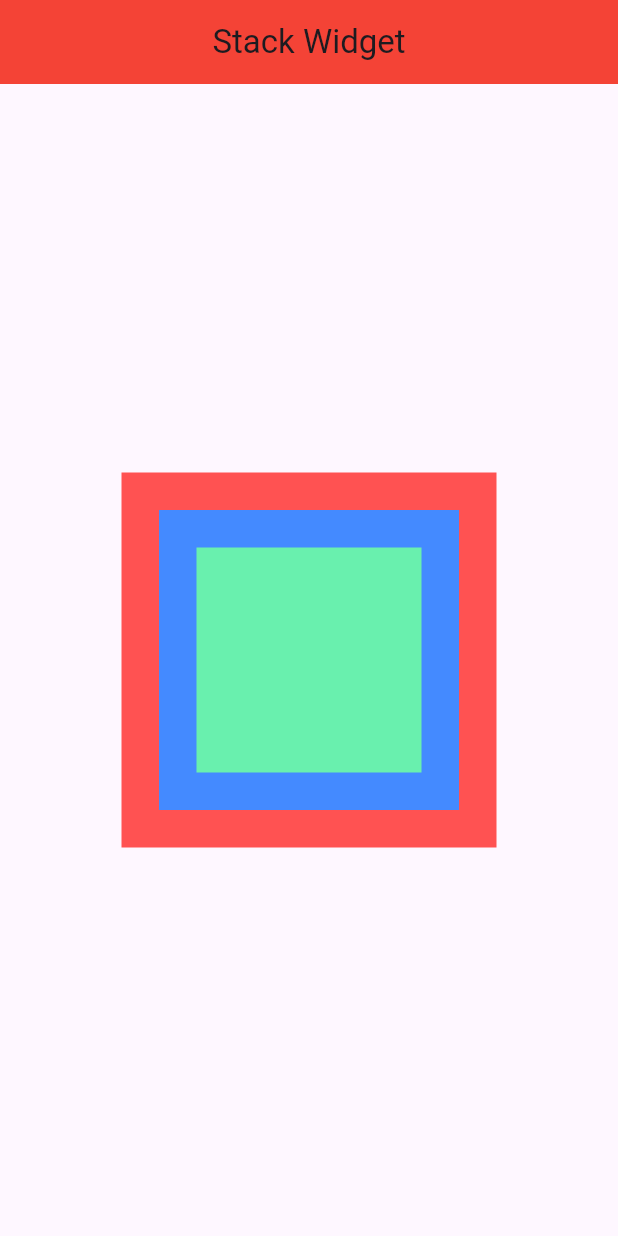
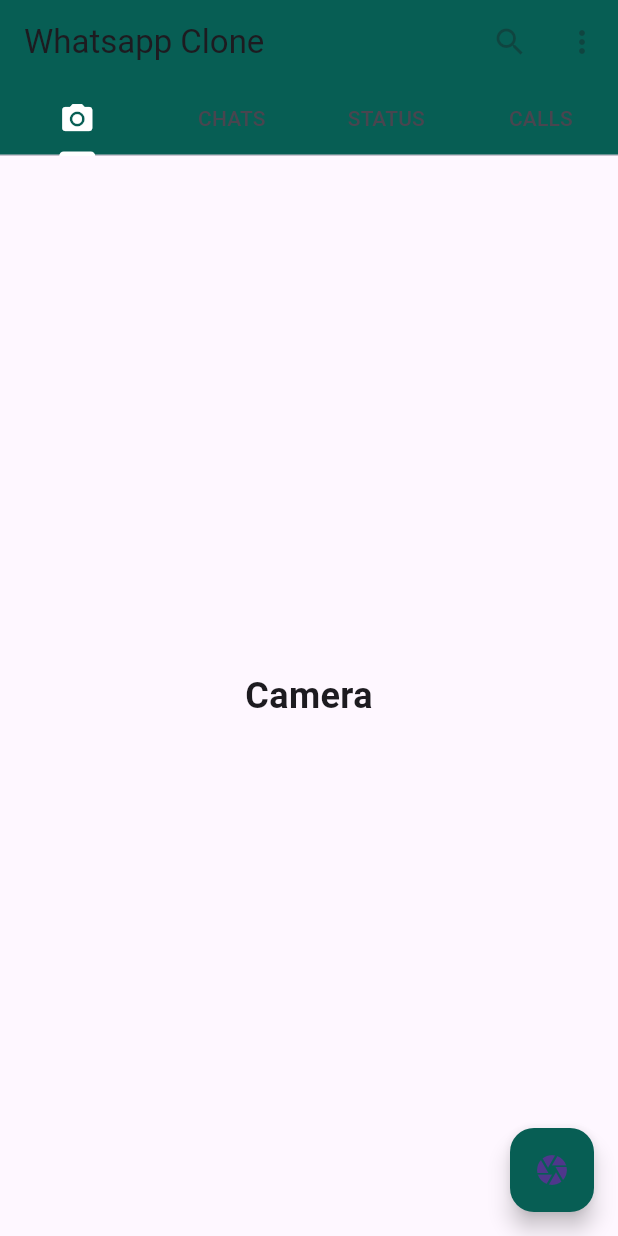
Before and after one commit to cygon23/flutter_play_ground, a Flutter app: the screen it shows after launch, on a phone screen of 412 x 824 dp. Run offline on Flutter 3.47's test engine with Material 3 defaults, Android fonts, the light colour scheme and no system bars.

Commit message:
whatsapp ui complete

```diff
--- a/lib/main.dart
+++ b/lib/main.dart
@@ -1,6 +1,7 @@
 import 'package:flutter/material.dart';
 import 'package:flutter_play_ground/screen/bottomnavigationwidget.dart';
 import 'package:flutter_play_ground/screen/stackwidget.dart';
+import 'package:flutter_play_ground/screen/whatsappui.dart';
 //import 'package:flutter_play_ground/screen/cardwidget.dart';
 //import 'package:flutter_play_ground/screen/drawerwidget.dart';
 // import 'package:flutter_play_ground/screen/navigatorpage.dart';
@@ -29,8 +30,8 @@
       debugShowCheckedModeBanner: false,
       title: 'Flutter Demo',
       theme: ThemeData(
-        // colorScheme: ColorScheme.fromSeed(seedColor: Colors.red),
-        primarySwatch: Colors.red
+        // colorScheme: ColorScheme.fromSeed(seedColor: Colors.white),
+        // primarySwatch: Colors.red
       ),
       // home: Homepage(),
       // home: ScafoldLearn(),
@@ -46,7 +47,8 @@
       // home: Cardwidget(),
       // home:Drawerwidget()
       // home: Bottomnavigationwidget(),
-      home: Stackwidget(),
+      // home: Stackwidget(),
+      home: Whatsapui()
     );
   }
 }
--- /dev/null
+++ b/lib/model/chatmodel.dart
@@ -0,0 +1,46 @@
+class Chatmodel {
+  final String name;
+  final String message;
+  final String time;
+  final String avatar;
+
+  Chatmodel({
+    required this.name,
+    required this.message,
+    required this.time,
+    required this.avatar,
+  });
+}
+
+List<Chatmodel> dummyData = [
+  Chatmodel(
+    name: 'Jessica',
+    message: 'Hey, how are you doing?',
+    time: '10:30 AM',
+    avatar: 'assets/pexels-sebastiaan9977-1097456.jpg',
+  ),
+  Chatmodel(
+    name: 'Michael',
+    message: 'Let\'s grab lunch tomorrow.',
+    time: '11:15 AM',
+    avatar: 'assets/pexels-sebastiaan9977-1097456.jpg',
+  ),
+  Chatmodel(
+    name: 'Sarah',
+    message: 'Can you send me the report?',
+    time: '12:00 PM',
+    avatar: 'assets/pexels-sebastiaan9977-1097456.jpg',
+  ),
+  Chatmodel(
+    name: "John Doe",
+    message: "Hey, how are you?",
+    time: "10:00 AM",
+    avatar: "assets/pexels-sebastiaan9977-1097456.jpg",
+  ),
+  Chatmodel(
+    name: "Jane Smith",
+    message: "Let's catch up later.",
+    time: "10:05 AM",
+    avatar: "assets/pexels-sebastiaan9977-1097456.jpg",
+  ),
+];
--- /dev/null
+++ b/lib/screen/whatsapp/camera_widget.dart
@@ -0,0 +1,27 @@
+import 'package:flutter/material.dart';
+
+class CameraWidget extends StatefulWidget {
+  const CameraWidget({super.key});
+
+  @override
+  State<CameraWidget> createState() => _CameraWidgetState();
+}
+
+class _CameraWidgetState extends State<CameraWidget> {
+  @override
+  Widget build(BuildContext context) {
+    return Scaffold(
+      floatingActionButton: FloatingActionButton(
+        backgroundColor: Color(0xff075e54),
+        onPressed: () {},
+        child: Icon(Icons.camera),
+      ),
+      body: Center(
+        child: Text(
+          "Camera",
+          style: TextStyle(fontWeight: FontWeight.bold, fontSize: 24),
+        ),
+      ),
+    );
+  }
+}
--- /dev/null
+++ b/lib/screen/whatsappui.dart
@@ -0,0 +1,64 @@
+import 'package:flutter/material.dart';
+import 'package:flutter_play_ground/model/chatmodel.dart';
+import 'package:flutter_play_ground/screen/whatsapp/call_widget.dart';
+import 'package:flutter_play_ground/screen/whatsapp/camera_widget.dart';
+// import 'package:flutter_play_ground/screen/whatsapp/chart_widget.dart';
+import 'package:flutter_play_ground/screen/whatsapp/status_widget.dart';
+
+class Whatsapui extends StatefulWidget {
+  const Whatsapui({super.key});
+
+  @override
+  State<Whatsapui> createState() => _WhatsapuiState();
+}
+
+class _WhatsapuiState extends State<Whatsapui> {
+  @override
+  Widget build(BuildContext context) {
+    return DefaultTabController(
+      length: 4,
+      child: Scaffold(
+        appBar: AppBar(
+          backgroundColor: const Color(0xff075e54),
+          actions: const [
+            IconButton(onPressed: null, icon: Icon(Icons.search)),
+            IconButton(onPressed: null, icon: Icon(Icons.more_vert)),
+          ],
+          title: const Text("Whatsapp Clone"),
+          bottom: const TabBar(
+            labelColor: Colors.white,
+            indicatorColor: Colors.white,
+            tabs: [
+              Tab(icon: Icon(Icons.camera_alt)),
+              Tab(text: "CHATS"),
+              Tab(text: "STATUS"),
+              Tab(text: "CALLS"),
+            ],
+          ),
+        ),
+        body: TabBarView(
+          children: [
+            const CameraWidget(),
+            // CHATS TAB
+            ListView.builder(
+              itemCount: dummyData.length,
+              itemBuilder: (context, index) {
+                final chat = dummyData[index];
+                return ListTile(
+                  leading: CircleAvatar(
+                    backgroundImage: AssetImage(chat.avatar),
+                  ),
+                  title: Text(chat.name),
+                  subtitle: Text(chat.message),
+                  trailing: Text(chat.time),
+                );
+              },
+            ),
+            const StatusWidget(),
+            const CallWidget(),
+          ],
+        ),
+      ),
+    );
+  }
+}
```
Also changed, not shown: lib/screen/whatsapp/call_widget.dart (added, +27 -0 lines), lib/screen/whatsapp/chart_widget.dart (added, +27 -0 lines), lib/screen/whatsapp/status_widget.dart (added, +27 -0 lines), 2 other files.
